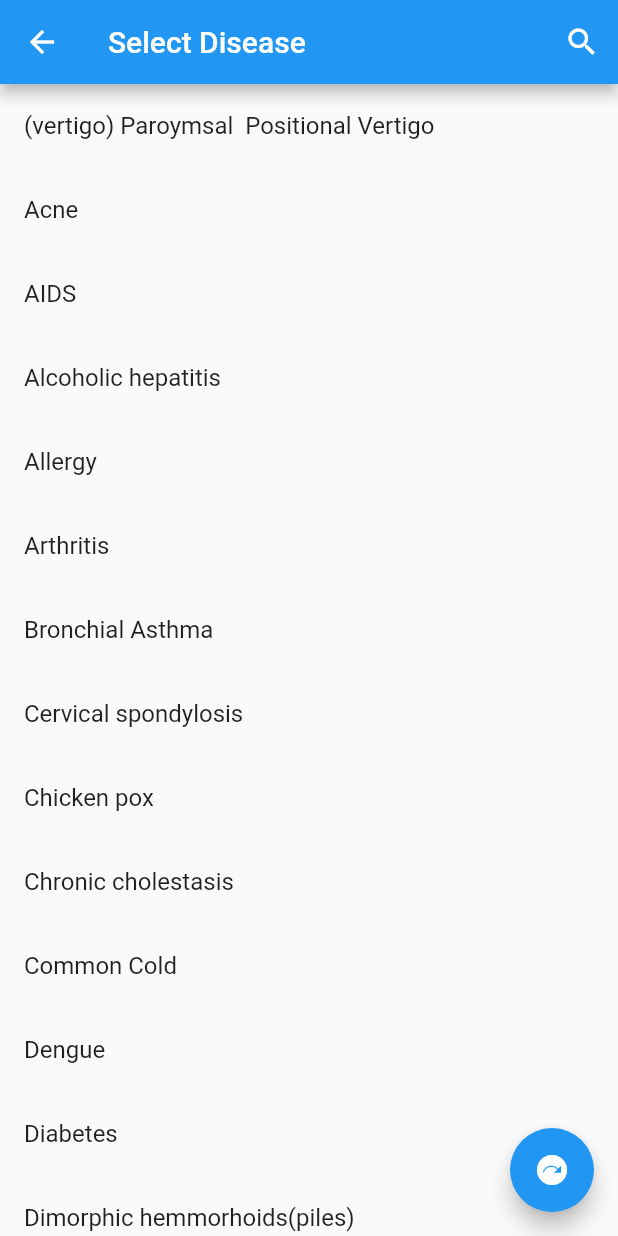
After one commit to prembansod1999/HospitalRecommendationSystem, a Flutter app: the DiseaseList screen opened directly, on a phone screen of 412 x 824 dp. The commit adds this screen. Run offline on Flutter 3.47's test engine with Material 2 defaults, Android fonts, the light colour scheme and no system bars; our stand-ins replace cloud_firestore, date_time_picker, firebase_auth, firebase_core, firebase_storage, flutter_login and 7 more; missing offline and left inert: flutter_facebook_login, future_progress_dialog, multi_select_item, restart_app; accounts and stored records are empty.

```diff
--- /dev/null
+++ b/lib/diseaseList.dart
@@ -0,0 +1,293 @@
+import 'dart:convert';
+
+import 'package:flutter/cupertino.dart';
+import 'package:http/http.dart' as http;
+import 'package:flutter/material.dart';
+import 'package:fluttertoast/fluttertoast.dart';
+import 'package:hospital/hospitalList.dart';
+import 'package:location/location.dart';
+import 'package:future_progress_dialog/future_progress_dialog.dart';
+
+class DiseaseList extends StatefulWidget {
+  @override
+  _DiseaseListState createState() => new _DiseaseListState();
+}
+
+class _DiseaseListState extends State<DiseaseList> {
+  TextEditingController textEditingContr = new TextEditingController();
+
+  @override
+  void initState() {
+    super.initState();
+    determinePosition();
+
+    setState(() {
+      filterlist = diseaseNames;
+    });
+  }
+
+  @override
+  void dispose() {
+    textEditingContr.dispose();
+    super.dispose();
+  }
+
+  String disease = "";
+  List<String> diseaseNames = [
+    "(vertigo) Paroymsal  Positional Vertigo",
+    "Acne",
+    "AIDS",
+    "Alcoholic hepatitis",
+    "Allergy",
+    "Arthritis",
+    "Bronchial Asthma",
+    "Cervical spondylosis",
+    "Chicken pox",
+    "Chronic cholestasis",
+    "Common Cold",
+    "Dengue",
+    "Diabetes",
+    "Dimorphic hemmorhoids(piles)",
+    "Drug Reaction",
+    "Fungal infection",
+    "Gastroenteritis",
+    "GERD",
+    "Heart attack",
+    "Hepatitis A",
+    "Hepatitis B",
+    "Hepatitis C",
+    "Hepatitis D",
+    "Hepatitis E",
+    "Hypertension",
+    "Hyperthyroidism",
+    "Hypoglycemia",
+    "Hypothyroidism",
+    "Impetigo",
+    "Jaundice",
+    "Malaria",
+    "Migraine",
+    "Osteoarthristis",
+    "Paralysis (brain hemorrhage)",
+    "Peptic ulcer disease",
+    "Pneumonia",
+    "Psoriasis",
+    "Tuberculosis",
+    "Typhoid",
+    "Urinary tract infection",
+    "Varicose veins"
+  ];
+  List<String> filterlist = [];
+  bool isSearching = false;
+  var locationStr;
+  List<String> arr = [];
+
+  List<String> hospitalName = [];
+  List<String> review = [];
+  List<String> noOfReviewers = [];
+  List<String> hospitalAddr = [];
+  List<String> distance = [];
+
+  void searchData(String data) {
+    setState(() {
+      filterlist.clear();
+    });
+    if (data.isEmpty) {
+      return;
+    }
+
+    setState(() {
+      diseaseNames.forEach((dis) {
+        if (dis.toLowerCase().contains(data.toLowerCase())) filterlist.add(dis);
+      });
+    });
+  }
+
+  Future<Map<String, dynamic>> getHospitalList(var arr) async {
+    final response = await http.post(
+      Uri.parse('https://captnemo.pythonanywhere.com//getHospitals'),
+      headers: <String, String>{
+        'Content-Type': 'application/json; charset=UTF-8',
+      },
+      body: jsonEncode(arr),
+    );
+    Map<String, dynamic> decoded = {};
+    if (response.statusCode == 200) {
+      decoded = json.decode(response.body);
+    } else {
+      print('Error occur in sending');
+    }
+    return decoded;
+  }
+
+  LocationData _locationData;
+  void determinePosition() async {
+    Location location = new Location();
+
+    bool _serviceEnabled;
+    PermissionStatus _permissionGranted;
+
+    _serviceEnabled = await location.serviceEnabled();
+    if (!_serviceEnabled) {
+      _serviceEnabled = await location.requestService();
+      if (!_serviceEnabled) {
+        return;
+      }
+    }
+
+    _permissionGranted = await location.hasPermission();
+    if (_permissionGranted == PermissionStatus.denied) {
+      _permissionGranted = await location.requestPermission();
+      if (_permissionGranted != PermissionStatus.granted) {
+        return;
+      }
+    }
+
+    _locationData = await location.getLocation();
+    setState(() {
+      this._locationData = _locationData;
+      arr.add(_locationData.latitude.toString());
+      arr.add(_locationData.longitude.toString());
+      locationStr = _locationData.latitude.toString() +
+          " " +
+          _locationData.longitude.toString();
+    });
+  }
+
+  @override
+  Widget build(BuildContext context) {
+    return Scaffold(
+      appBar: AppBar(
+          title: !this.isSearching
+              ? Text("Select Disease")
+              : TextField(
+                  controller: textEditingContr,
+                  onChanged: (value) {
+                    searchData(value);
+                  },
+                  style: TextStyle(color: Colors.white),
+                  decoration: InputDecoration(
+                    icon: Icon(
+                      Icons.search,
+                    ),
+                    hintText: "Search Disease",
+                    hintStyle: TextStyle(color: Colors.white),
+                  ),
+                ),
+          actions: [
+            !this.isSearching
+                ? IconButton(
+                    icon: Icon(Icons.search),
+                    onPressed: () {
+                      setState(() {
+                        this.isSearching = true;
+                        filterlist = [];
+                      });
+                    },
+                  )
+                : IconButton(
+                    icon: Icon(Icons.cancel),
+                    onPressed: () {
+                      setState(() {
+                        this.isSearching = false;
+                        filterlist = diseaseNames;
+                        textEditingContr.clear();
+                      });
+                    },
+                  )
+          ]),
+      body: isSearching
+          ? ListView.builder(
+              itemCount: filterlist.length,
+              itemBuilder: (context, index) {
+                return Container(
+                  color: filterlist[index] == disease ? Colors.blue : null,
+                  child: ListTile(
+                    title: Text(filterlist[index]),
+                    selectedTileColor: Colors.blue,
+                    onTap: () {
+                      setState(() {
+                        disease = filterlist[index];
+                      });
+                    },
+                  ),
+                );
+              },
+            )
+          : ListView.builder(
+              itemCount: diseaseNames.length,
+              itemBuilder: (context, index) {
+                return Container(
+                  color: diseaseNames[index] == disease
+                      ? Colors.blue
+                      : null, // if current item is selected show blue color
+
+                  child: ListTile(
+                    title: Text(diseaseNames[index]),
+                    selectedTileColor: Colors.blue,
+                    onTap: () {
+                      setState(() {
+                        disease = diseaseNames[index];
+                      });
+                    },
+                  ),
+                );
+              },
+            ),
+      floatingActionButton: FloatingActionButton(
+        child: Icon(Icons.next_plan),
+        onPressed: () async {
+          if (disease.isEmpty) {
+            Fluttertoast.showToast(
+                msg: "Select Disease",
+                gravity: ToastGravity.CENTER,
+                timeInSecForIos: 1);
+          } else {
+            setState(() {
+              arr.add(disease);
+            });
+            Map<String, dynamic> decoded = await showDialog(
+              context: context,
+              builder: (context) => FutureProgressDialog(getHospitalList(arr),
+                  message: Text('Loading...')),
+            );
+
+            hospitalName.clear();
+            hospitalAddr.clear();
+            review.clear();
+            noOfReviewers.clear();
+            distance.clear();
+            setState(() {
+              for (var h_name in decoded.keys) {
+                hospitalName.add(h_name);
+                review.add(double.parse(decoded[h_name]['review'])
+                    .toStringAsPrecision(2));
+                noOfReviewers.add(decoded[h_name]['count']);
+                hospitalAddr.add(decoded[h_name]['address']);
+                distance.add(decoded[h_name]['distance']);
+              }
+            });
+
+            Navigator.push(
+              context,
+              MaterialPageRoute(
+                builder: (context) => HospitalList(
+                  hospitalAddr: this.hospitalAddr,
+                  hospitalName: this.hospitalName,
+                  noOfReviewers: this.noOfReviewers,
+                  review: this.review,
+                  distance: this.distance,
+                  locationStr: this.locationStr,
+                ),
+              ),
+            );
+          }
+
+          setState(() {
+            arr.remove(disease);
+            disease = "";
+          });
+        },
+      ),
+    );
+  }
+}
--- a/lib/main.dart
+++ b/lib/main.dart
@@ -5,7 +5,6 @@ import 'loginPage.dart';
 
 import 'navigate.dart';
 
-bool stat = false;
 Future<void> main() async {
   WidgetsFlutterBinding.ensureInitialized();
   await Firebase.initializeApp();
--- a/pubspec.yaml
+++ b/pubspec.yaml
@@ -47,6 +47,7 @@ dependencies:
   image_cropper: ^1.3.0
   restart_app: ^1.0.3
   shared_preferences: ^2.0.5
+  future_progress_dialog: ^0.2.0
 
 
 
```
Also changed, not shown: lib/navigate.dart (+8 -1 lines), lib/profile.dart (+39 -8 lines), lib/symptomList.dart (+7 -1 lines), pubspec.lock.
